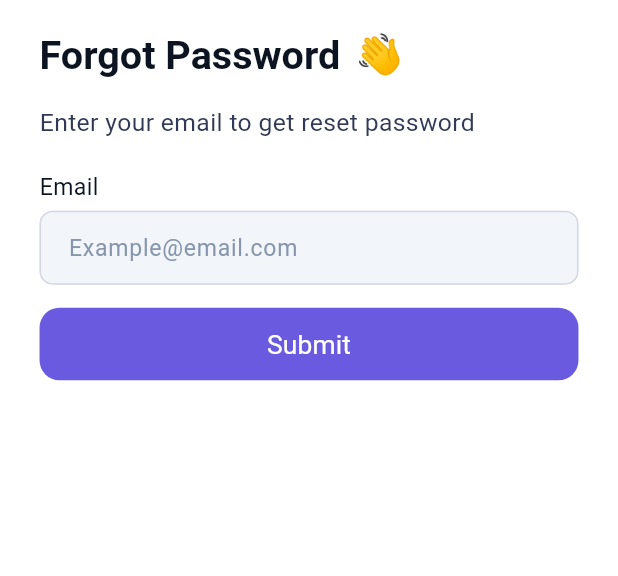
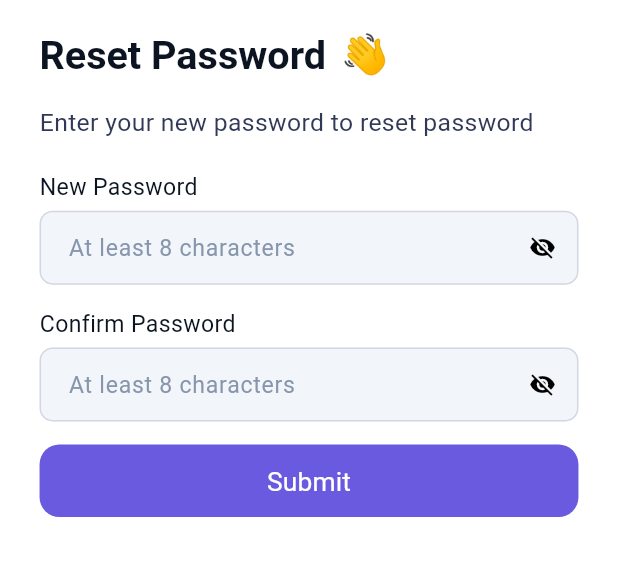
Before and after one commit to Quizzfly/mobile, a Flutter app: the screen it shows after launch, after a tap on "Forgot Password?", on a phone screen of 412 x 824 dp, the part 333-909 px from its top. Run offline on Flutter 3.47's test engine with Material 3 defaults, Android fonts, the phone set to English and light mode, and no system bars; our stand-ins replace cached_network_image, connectivity_plus, dio, equatable, flutter_bloc, flutter_svg and 2 more; Roboto replaces fonts that are missing (SF Pro Display, SF Pro Rounded).

Commit message:
[QUIZ-2][QUIZ-42] feat: UI reset password

```diff
--- a/lib/core/app_export.dart
+++ b/lib/core/app_export.dart
@@ -13,3 +13,4 @@ export 'package:quizzfly_application_flutter/theme/custom_text_style.dart';
 export 'package:quizzfly_application_flutter/theme/theme_helper.dart';
 export 'package:quizzfly_application_flutter/widgets/custom_image_view.dart';
 export 'package:quizzfly_application_flutter/theme/bloc/theme_bloc.dart';
+export 'package:quizzfly_application_flutter/core/utils/progress_dialog_utils.dart';
--- /dev/null
+++ b/lib/data/models/login/post_login_req.dart
@@ -0,0 +1,19 @@
+class PostLoginReq {
+  String? email;
+  String? password;
+  PostLoginReq({this.email, this.password});
+  PostLoginReq.fromJson(Map<String, dynamic> json) {
+    email = json['email'];
+    password = json['password'];
+  }
+  Map<String, dynamic> toJson() {
+    final data = <String, dynamic>{};
+    if (email != null) {
+      data['email'] = email;
+    }
+    if (password != null) {
+      data['password'] = password;
+    }
+    return data;
+  }
+}
--- a/lib/localization/en_us/en_us_translations.dart
+++ b/lib/localization/en_us/en_us_translations.dart
@@ -75,14 +75,21 @@ final Map<String, String> enUs = {
 // Register Screen
   "lbl_enter_your_name": "Enter your name",
   "lbl_name": "Name",
-  "lbl_register_account":"Register Account",
+  "lbl_register_account": "Register Account",
 
 // Login Screen
   "lbl_sign_in": "Sign in", "msg_forgot_password": "Forgot Password?",
 
 //Forgot Password Screen
-  "title_forgot_password":"Forgot Password",
-  "lbl_enter_your_email_get_reset":"Enter your email to get reset password",
+  "title_forgot_password": "Forgot Password",
+  "lbl_enter_your_email_get_reset": "Enter your email to get reset password",
+
+//Reset password
+  "title_reset_password": "Reset Password",
+  "lbl_enter_your_password_reset": "Enter your new password to reset password",
+  "err_msg_passwords_do_not_match": "Password do not match",
+  "lbl_new_password": "New Password",
+  "lbl_confirm_password": "Confirm Password",
 
 // Common String
   "lbl": "👋",
@@ -131,8 +138,8 @@ final Map<String, String> enUs = {
       "Today is a new day. It's your day. You shape it. \nSign in to start managing your project",
   "msg_welcome_back": "Welcome Back",
   "err_msg_please_enter_valid_password": "Please enter valid password",
-  "err_msg_please_enter_valid_email" : "Please enter valid email",
-  "err_msg_please_enter_valid_name" : "Please enter valid name",
+  "err_msg_please_enter_valid_email": "Please enter valid email",
+  "err_msg_please_enter_valid_name": "Please enter valid name",
 
 //Network error
   "msg_newtwork_err": "Network Error",
--- a/lib/presentation/login_screen/login_screen.dart
+++ b/lib/presentation/login_screen/login_screen.dart
@@ -196,9 +196,13 @@ class LoginScreen extends StatelessWidget {
         ));
   }
 
-  /// Section Widget
+  //Section widget
   Widget _buildPasswordInputSection(BuildContext context) {
     final _formKey = GlobalKey<FormState>();
+    bool _obscureText = true; // Variable to track password visibility
+
+    return StatefulBuilder(
+      builder: (context, setState) {
         return SizedBox(
           width: double.maxFinite,
           child: Form(
@@ -206,21 +210,15 @@ class LoginScreen extends StatelessWidget {
             autovalidateMode:
                 AutovalidateMode.onUserInteraction, // Enable auto-validation
             child: Column(
-          children: [
-            SizedBox(
-              width: double.maxFinite,
-              child: Column(
               crossAxisAlignment: CrossAxisAlignment.start,
               children: [
                 Text(
                   "lbl_password".tr,
                   style: CustomTextStyles.bodyMediumRobotoGray90003,
                 ),
-                ],
-              ),
-            ),
                 SizedBox(height: 4.h),
-            BlocSelector<LoginBloc, LoginState, TextEditingController?>(
+                BlocSelector<LoginBloc, LoginState,
+                    TextEditingController?>(
                   selector: (state) => state.passwordController,
                   builder: (context, passwordController) {
                     return CustomTextFormField(
@@ -228,10 +226,24 @@ class LoginScreen extends StatelessWidget {
                       hintText: "msg_at_least_8_characters".tr,
                       textInputAction: TextInputAction.done,
                       textInputType: TextInputType.visiblePassword,
-                  obscureText: true,
+                      obscureText:
+                          _obscureText, // Use the boolean to toggle visibility
                       contentPadding: EdgeInsets.symmetric(
                         horizontal: 14.h,
                         vertical: 12.h,
+                      ),
+                      suffix: IconButton(
+                        icon: Icon(
+                          _obscureText
+                              ? Icons.visibility_off
+                              : Icons.visibility,
+                        ),
+                        onPressed: () {
+                          // Toggle password visibility
+                          setState(() {
+                            _obscureText = !_obscureText;
+                          });
+                        },
                       ),
                       validator: (value) {
                         if (value == null || value.isEmpty) {
@@ -249,6 +261,8 @@ class LoginScreen extends StatelessWidget {
               ],
             ),
           ),
+        );
+      },
     );
   }
 
--- /dev/null
+++ b/lib/presentation/reset_password_screen/bloc/reset_password_bloc.dart
@@ -0,0 +1,24 @@
+import 'package:flutter/material.dart';
+import 'package:equatable/equatable.dart';
+import '../../../core/app_export.dart';
+import '../models/reset_password_model.dart';
+part 'reset_password_event.dart';
+part 'reset_password_state.dart';
+
+/// A bloc that manages the state of a ResetPassword according to the event that is dispatche
+class ResetPasswordBloc extends Bloc<ResetPasswordEvent, ResetPasswordState> {
+  ResetPasswordBloc(ResetPasswordState initialstate) : super(initialstate) {
+    on<ResetPasswordInitialEvent>(_onInitialize);
+  }
+  _onInitialize(
+    ResetPasswordInitialEvent event,
+    Emitter<ResetPasswordState> emit,
+  ) async {
+    emit(
+      state.copyWith(
+        newPasswordController: TextEditingController(),
+        confirmNewPasswordController : TextEditingController(),
+      ),
+    );
+  }
+}
--- /dev/null
+++ b/lib/presentation/reset_password_screen/bloc/reset_password_event.dart
@@ -0,0 +1,16 @@
+part of 'reset_password_bloc.dart';
+
+/// Abstract class for all events that can be dispatched from the
+///ResetPassword widget.
+///
+/// Events must be immutable and implement the [Equatable] interface.
+class ResetPasswordEvent extends Equatable {
+  @override
+  List<Object?> get props => [];
+}
+
+/// Event that is dispatched when the ResetPassword widget is first created.
+class ResetPasswordInitialEvent extends ResetPasswordEvent {
+  @override
+  List<Object?> get props => [];
+}
--- /dev/null
+++ b/lib/presentation/reset_password_screen/bloc/reset_password_state.dart
@@ -0,0 +1,29 @@
+part of 'reset_password_bloc.dart';
+
+/// Represents the state of forgotPassword in the application.
+// ignore_for_file: must_be_immutable
+class ResetPasswordState extends Equatable {
+  ResetPasswordState(
+      {this.newPasswordController,this.confirmNewPasswordController, this.resetPasswordModelObj});
+
+  TextEditingController? newPasswordController;
+
+  TextEditingController? confirmNewPasswordController;
+
+  ResetPasswordModel? resetPasswordModelObj;
+
+  @override
+  List<Object?> get props =>
+      [newPasswordController,confirmNewPasswordController, resetPasswordModelObj];
+  ResetPasswordState copyWith({
+    TextEditingController? newPasswordController,
+    TextEditingController? confirmNewPasswordController,
+    ResetPasswordModel? resetPasswordModelObj,
+  }) {
+    return ResetPasswordState(
+      newPasswordController: newPasswordController ?? this.newPasswordController,
+      confirmNewPasswordController: confirmNewPasswordController ?? this.confirmNewPasswordController,
+      resetPasswordModelObj: resetPasswordModelObj ?? this.resetPasswordModelObj,
+    );
+  }
+}
--- /dev/null
+++ b/lib/presentation/reset_password_screen/models/reset_password_model.dart
@@ -0,0 +1,11 @@
+import 'package:equatable/equatable.dart';
+/// This class defines the variables used in the [reset_password_screen],
+/// and is typically used to hold data that is passed between different parts of the application
+class ResetPasswordModel extends Equatable {
+  ResetPasswordModel();
+  ResetPasswordModel copyWith() {
+  return ResetPasswordModel();
+}
+  @override
+  List<Object?> get props => [];
+}
--- /dev/null
+++ b/lib/presentation/reset_password_screen/reset_password_screen.dart
@@ -0,0 +1,258 @@
+import 'package:flutter/material.dart';
+import '../../core/app_export.dart';
+import '../../theme/custom_button_style.dart';
+import '../../widgets/custom_elevated_button.dart';
+import '../../widgets/custom_text_form_field.dart';
+import 'bloc/reset_password_bloc.dart';
+import 'models/reset_password_model.dart';
+
+class ResetPasswordScreen extends StatelessWidget {
+  const ResetPasswordScreen({Key? key})
+      : super(
+          key: key,
+        );
+  static Widget builder(BuildContext context) {
+    return BlocProvider<ResetPasswordBloc>(
+      create: (context) => ResetPasswordBloc(ResetPasswordState(
+        resetPasswordModelObj: ResetPasswordModel(),
+      ))
+        ..add(ResetPasswordInitialEvent()),
+      child: ResetPasswordScreen(),
+    );
+  }
+
+  @override
+  Widget build(BuildContext context) {
+    return SafeArea(
+      child: Scaffold(
+        backgroundColor: appTheme.whiteA700,
+        body: SizedBox(
+          width: double.maxFinite,
+          child: SingleChildScrollView(
+            child: Container(
+              width: double.maxFinite,
+              padding: EdgeInsets.only(
+                left: 24.h,
+                top: 20.h,
+                right: 24.h,
+              ),
+              child: Column(
+                crossAxisAlignment: CrossAxisAlignment.end,
+                children: [
+                  SizedBox(height: 2.h),
+                  CustomImageView(
+                    imagePath: ImageConstant.imageLogo,
+                    height: 180.h,
+                    width: double.maxFinite,
+                    radius: BorderRadius.circular(
+                      20.h,
+                    ),
+                  ),
+                  SizedBox(height: 20.h),
+                  _buildWelcomeSection(context),
+                  SizedBox(height: 18.h),
+                  _buildNewPasswordInputSection(context),
+                  SizedBox(height: 14.h),
+                  _buildConfirmNewPasswordInputSection(context),
+                  SizedBox(height: 14.h),
+                  CustomElevatedButton(
+                    height: 44.h,
+                    text: "lbl_submit".tr,
+                    buttonStyle: CustomButtonStyles.fillPrimary,
+                    buttonTextStyle: theme.textTheme.bodyLarge!,
+                  ),
+                  SizedBox(height: 40.h),
+                ],
+              ),
+            ),
+          ),
+        ),
+      ),
+    );
+  }
+
+  /// Section Widget
+  Widget _buildWelcomeSection(BuildContext context) {
+    return SizedBox(
+      width: double.maxFinite,
+      child: Column(
+        crossAxisAlignment: CrossAxisAlignment.start,
+        children: [
+          RichText(
+            text: TextSpan(
+              children: [
+                TextSpan(
+                  text: "title_reset_password".tr,
+                  style: CustomTextStyles.headlineSmallSFProRoundedGray90003,
+                ),
+                WidgetSpan(
+                  child:
+                      SizedBox(width: 10), // Add a SizedBox to simulate padding
+                ),
+                TextSpan(
+                  text: "lbl".tr,
+                  style: CustomTextStyles
+                      .headlineSmallSFProRoundedGray90003Regular,
+                )
+              ],
+            ),
+            textAlign: TextAlign.left,
+          ),
+          SizedBox(height: 14.h),
+          Text(
+            "lbl_enter_your_password_reset".tr,
+            maxLines: 2,
+            overflow: TextOverflow.ellipsis,
+            style:
+                CustomTextStyles.bodyMediumSFProDisplayErrorContainer.copyWith(
+              height: 1.60,
+            ),
+          )
+        ],
+      ),
+    );
+  }
+
+  Widget _buildNewPasswordInputSection(BuildContext context) {
+    final _formKey = GlobalKey<FormState>();
+    bool _obscureText = true; // Variable to track password visibility
+
+    return StatefulBuilder(
+      builder: (context, setState) {
+        return SizedBox(
+          width: double.maxFinite,
+          child: Form(
+            key: _formKey,
+            autovalidateMode:
+                AutovalidateMode.onUserInteraction, // Enable auto-validation
+            child: Column(
+              crossAxisAlignment: CrossAxisAlignment.start,
+              children: [
+                Text(
+                  "lbl_new_password".tr,
+                  style: CustomTextStyles.bodyMediumRobotoGray90003,
+                ),
+                SizedBox(height: 4.h),
+                BlocSelector<ResetPasswordBloc, ResetPasswordState,
+                    TextEditingController?>(
+                  selector: (state) => state.newPasswordController,
+                  builder: (context, newPasswordController) {
+                    return CustomTextFormField(
+                      controller: newPasswordController,
+                      hintText: "msg_at_least_8_characters".tr,
+                      textInputAction: TextInputAction.done,
+                      textInputType: TextInputType.visiblePassword,
+                      obscureText:
+                          _obscureText, // Use the boolean to toggle visibility
+                      contentPadding: EdgeInsets.symmetric(
+                        horizontal: 14.h,
+                        vertical: 12.h,
+                      ),
+                      suffix: IconButton(
+                        icon: Icon(
+                          _obscureText
+                              ? Icons.visibility_off
+                              : Icons.visibility,
+                        ),
+                        onPressed: () {
+                          // Toggle password visibility
+                          setState(() {
+                            _obscureText = !_obscureText;
+                          });
+                        },
+                      ),
+                      validator: (value) {
+                        if (value == null || value.isEmpty) {
+                          return "err_msg_please_enter_valid_password"
+                              .tr; // Validate null
+                        } else if (value.length < 8) {
+                          return "msg_at_least_8_characters"
+                              .tr; // Validate length < 8
+                        }
+                        return null; // Return null if validation passes
+                      },
+                    );
+                  },
+                ),
+              ],
+            ),
+          ),
+        );
+      },
+    );
+  }
+
+  Widget _buildConfirmNewPasswordInputSection(BuildContext context) {
+    final _formKey = GlobalKey<FormState>();
+    bool _obscureText = true; // Variable to track password visibility
+
+    return StatefulBuilder(
+      builder: (context, setState) {
+        return SizedBox(
+          width: double.maxFinite,
+          child: Form(
+            key: _formKey,
+            autovalidateMode:
+                AutovalidateMode.onUserInteraction, // Enable auto-validation
+            child: Column(
+              crossAxisAlignment: CrossAxisAlignment.start,
+              children: [
+                Text(
+                  "lbl_confirm_password".tr,
+                  style: CustomTextStyles.bodyMediumRobotoGray90003,
+                ),
+                SizedBox(height: 4.h),
+                BlocSelector<ResetPasswordBloc, ResetPasswordState,
+                    TextEditingController?>(
+                  selector: (state) => state.confirmNewPasswordController,
+                  builder: (context, confirmNewPasswordController) {
+                    return CustomTextFormField(
+                      controller: confirmNewPasswordController,
+                      hintText: "msg_at_least_8_characters".tr,
+                      textInputAction: TextInputAction.done,
+                      textInputType: TextInputType.visiblePassword,
+                      obscureText:
+                          _obscureText, // Use the boolean to toggle visibility
+                      contentPadding: EdgeInsets.symmetric(
+                        horizontal: 14.h,
+                        vertical: 12.h,
+                      ),
+                      suffix: IconButton(
+                        icon: Icon(
+                          _obscureText
+                              ? Icons.visibility_off
+                              : Icons.visibility,
+                        ),
+                        onPressed: () {
+                          // Toggle password visibility
+                          setState(() {
+                            _obscureText = !_obscureText;
+                          });
+                        },
+                      ),
+                      validator: (value) {
+                        if (value == null || value.isEmpty) {
+                          return "err_msg_please_enter_valid_password"
+                              .tr; // Validate null
+                        } else if (value !=
+                            context
+                                .read<ResetPasswordBloc>()
+                                .state
+                                .newPasswordController
+                                ?.text) {
+                          return "err_msg_passwords_do_not_match"
+                              .tr; // Validation to check if passwords match
+                        }
+                        return null; // Return null if validation passes
+                      },
+                    );
+                  },
+                ),
+              ],
+            ),
+          ),
+        );
+      },
+    );
+  }
+}
--- a/lib/routes/app_routes.dart
+++ b/lib/routes/app_routes.dart
@@ -1,8 +1,9 @@
 import 'package:flutter/material.dart';
-import 'package:quizzfly_application_flutter/presentation/forgot_password_screen/forgot_password_screen.dart';
+import '../presentation/forgot_password_screen/forgot_password_screen.dart';
 // import '../presentation/app_navigation_screen/app_navigation_screen.dart';
 import '../presentation/login_screen/login_screen.dart';
 import '../presentation/register_screen/register_screen.dart';
+import '../presentation/reset_password_screen/reset_password_screen.dart';
 
 class AppRoutes {
   static const String loginScreen = '/login_screen';
@@ -10,9 +11,11 @@ class AppRoutes {
   // static const String appNavigationScreen = '/app_navigation_screen';
   static const String initialRoute = '/initialRoute';
   static const String forgotPasswordScreen = '/forgot_password_screen';
+  static const String resetPassWordScreen = '/reset_password_screen';
   static Map<String, WidgetBuilder> get routes => {
         loginScreen: LoginScreen.builder,
         registerScreen: RegisterScreen.builder,
+        forgotPasswordScreen: ForgotPasswordScreen.builder,
         // appNavigationScreen: AppNavigationScreen.builder,
         initialRoute: LoginScreen.builder
       };
@@ -43,6 +46,7 @@ class AppRoutes {
       ),
     );
   }
+
   static void navigateToForgotPasswordScreen(BuildContext context) {
     Navigator.push(
       context,
@@ -50,7 +54,7 @@ class AppRoutes {
         transitionDuration:
             const Duration(milliseconds: 400), // Set duration to 400ms
         pageBuilder: (context, animation, secondaryAnimation) =>
-            ForgotPasswordScreen.builder(context),
+            ResetPasswordScreen.builder(context),
         transitionsBuilder: (context, animation, secondaryAnimation, child) {
           const begin = Offset(1.0, 0.0); // Slide from right to left
           const end = Offset.zero;
--- a/lib/widgets/custom_text_form_field.dart
+++ b/lib/widgets/custom_text_form_field.dart
@@ -43,7 +43,7 @@ class CustomTextFormField extends StatelessWidget {
   final bool? obscureText;
   final bool? readonly;
   final VoidCallback? onTap;
-  final Function(String)? onChanged; // Khai báo kiểu Function cho onChanged
+  final Function(String)? onChanged;
   final TextInputAction? textInputAction;
   final TextInputType? textInputType;
   final int? maxLines;
@@ -90,7 +90,7 @@ class CustomTextFormField extends StatelessWidget {
           onTap: () {
             onTap?.call();
           },
-          onChanged: onChanged, // Sử dụng onChanged ở đây
+          onChanged: onChanged,
           textInputAction: textInputAction,
           keyboardType: textInputType,
           maxLines: maxLines ?? 1,
--- a/pubspec.yaml
+++ b/pubspec.yaml
@@ -46,9 +46,11 @@ dependencies:
   flutter_bloc: ^8.1.3
   equatable: ^2.0.5
   shared_preferences: ^2.2.2
-  connectivity_plus: ^5.0.2
+  connectivity_plus: ^6.0.4
   flutter_svg_provider: ^1.0.7
   responsive_grid_list: ^1.4.0
+  dio: ^5.5.0+1
+  fluttertoast: ^8.2.4
   # The following adds the Cupertino Icons font to your application.
   # Use with the CupertinoIcons class for iOS style icons.
   cupertino_icons: ^1.0.6
```
Also changed, not shown: lib/core/network/network_info.dart (+42 -5 lines), lib/data/apiClient/api_client.dart (added, +76 -0 lines), lib/data/apiClient/network_interceptor.dart (added, +33 -0 lines), lib/data/models/login/post_login_resp.dart (added, +26 -0 lines), lib/data/repository/repository.dart (added, +20 -0 lines), lib/presentation/register_screen/register_screen.dart (+24 -10 lines), lib/presentation/forgot_password_screen/forgot_password_screen.dart (line endings or trailing spaces), pubspec.lock, 1 other file. Lines whose indentation alone changed are shown as unchanged.
